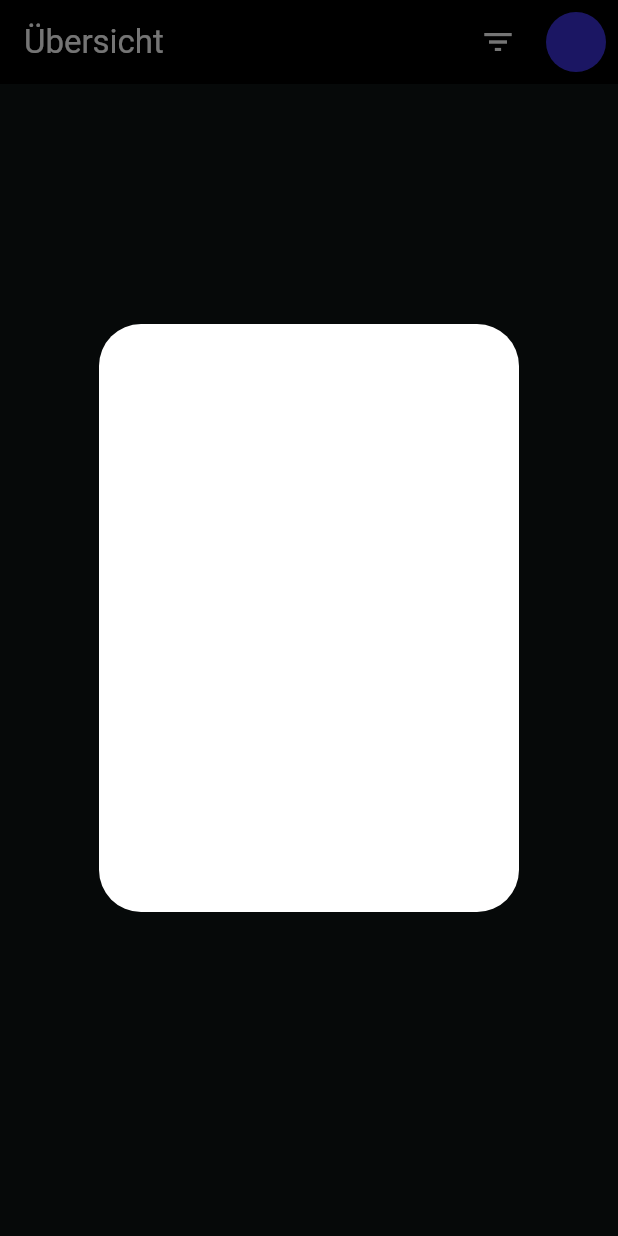
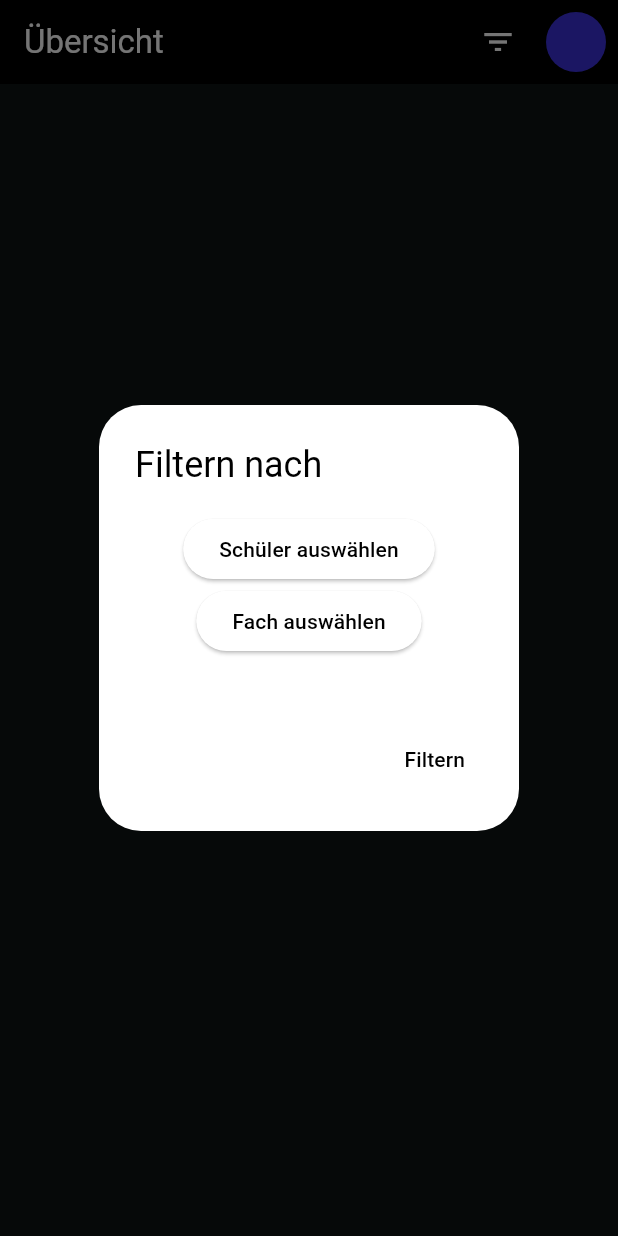
Before and after one commit to DanielDa1998/kwa_app, a Flutter app: the DailyView screen opened directly, after a tap on the "filter list" icon, on a phone screen of 412 x 824 dp. Run offline on Flutter 3.47's test engine with Material 3 defaults, Android fonts, the phone set to English and light mode, and no system bars; our stand-ins replace cloud_firestore, firebase_core; accounts and stored records are empty.

Commit message:
25.03.2024

```diff
--- a/lib/view.dart
+++ b/lib/view.dart
@@ -4,6 +4,8 @@ import 'package:intl/intl.dart';
 import 'package:kwa_app/global.dart';
 import 'package:kwa_app/lesson_editor.dart';
 import 'package:kwa_app/start.dart';
+import 'package:kwa_app/student_list.dart';
+import 'package:kwa_app/subject_list.dart';
 
 class DailyView extends StatefulWidget {
   final String teacherId;
@@ -16,10 +18,8 @@ class DailyView extends StatefulWidget {
 
 class _DailyViewState extends State<DailyView> {
   String teacherInitials = "D";
-  DateTime? _fromDate;
-  DateTime? _toDate;
-  String? _schuelerName;
-  String? _fach;
+  List<String> selectedStudents = [];
+  String selectedSubject = '';
 
   Stream<QuerySnapshot> _createFilteredQuery() {
     Query query = FirebaseFirestore.instance.collection("lesson").where(
@@ -28,22 +28,15 @@ class _DailyViewState extends State<DailyView> {
             .collection('teachers')
             .doc(widget.teacherId));
 
-    if (_fromDate != null) {
-      query = query.where('date_start',
-          isGreaterThanOrEqualTo: Timestamp.fromDate(_fromDate!));
+    // Filter nach ausgewählten Schülern
+    if (selectedStudents.isNotEmpty) {
+      query = query.where('student_name', whereIn: selectedStudents);
     }
 
-    if (_toDate != null) {
-      query = query.where('date_end',
-          isLessThanOrEqualTo: Timestamp.fromDate(_toDate!));
+    // Filter nach ausgewähltem Fach
+    if (selectedSubject.isNotEmpty) {
+      query = query.where('subject', isEqualTo: selectedSubject);
     }
-
-    if (_fach != null && _fach!.isNotEmpty) {
-      query = query.where('subject', isEqualTo: _fach);
-    }
-
-    // Hier müsstest du deine Logik für die Schülername-Filterung hinzufügen, siehe vorherige Nachrichten.
-
     return query.snapshots();
   }
 
@@ -51,6 +44,136 @@ class _DailyViewState extends State<DailyView> {
   void initState() {
     super.initState();
     fetchTeacherName();
+  }
+
+  void _showFilterDialog() {
+    // Temporäre Zustände innerhalb des Dialogs
+    List<String> tempSelectedStudents = List.from(selectedStudents);
+    String tempSelectedSubject = selectedSubject;
+
+    showDialog(
+      context: context,
+      builder: (BuildContext context) {
+        return StatefulBuilder(
+          builder: (context, setDialogState) {
+            return AlertDialog(
+              title: Text('Filtern nach'),
+              content: Column(
+                mainAxisSize: MainAxisSize.min,
+                children: [
+                  ElevatedButton(
+                    onPressed: () async {
+                      final List<String>? result = await Navigator.push(
+                        context,
+                        MaterialPageRoute(
+                          builder: (context) => StudentSelectionPage(),
+                        ),
+                      );
+                      if (result != null) {
+                        setDialogState(() {
+                          tempSelectedStudents = result;
+                        });
+                      }
+                    },
+                    child: Text('Schüler auswählen'),
+                  ),
+                  // Zeigt die temporär ausgewählten Schüler an
+                  Wrap(
+                    children: tempSelectedStudents
+                        .map((e) => Chip(label: Text(e)))
+                        .toList(),
+                  ),
+
+                  ElevatedButton(
+                    onPressed: () async {
+                      final String? result = await Navigator.push(
+                        context,
+                        MaterialPageRoute(
+                          builder: (context) => SubjectSelectionPage(),
+                        ),
+                      );
+                      if (result != null) {
+                        setDialogState(() {
+                          tempSelectedSubject = result;
+                        });
+                      }
+                    },
+                    child: Text('Fach auswählen'),
+                  ),
+                  // Zeigt das temporär ausgewählte Fach an
+                  Text('Ausgewählt: $tempSelectedSubject'),
+                ],
+              ),
+              actions: [
+                TextButton(
+                  onPressed: () {
+                    Navigator.pop(context); // Schließt den Filterdialog
+                    _applyFilters(tempSelectedStudents, tempSelectedSubject);
+                  },
+                  child: Text('Filtern'),
+                ),
+              ],
+            );
+          },
+        );
+      },
+    );
+  }
+
+  void _applyFilters(List<String> selectedStudents, String selectedSubject) {
+    setState(() {
+      this.selectedStudents = selectedStudents;
+      this.selectedSubject = selectedSubject;
+// Da setState aufgerufen wird, wird die UI neu gebaut, einschließlich des StreamBuilders,
+// der die aktualisierten Filter in _createFilteredQuery verwendet.
+    });
+  }
+
+  void _selectFilterOption(String filterType) async {
+    Navigator.pop(context); // Schließt den Dialog
+    if (filterType == 'students') {
+      final selectedStudents = await Navigator.push(
+        context,
+        MaterialPageRoute(builder: (context) => StudentSelectionPage()),
+      );
+      if (selectedStudents != null) {
+        // Wende Filter mit den ausgewählten Schülern an
+      }
+    } else if (filterType == 'subjects') {
+      final selectedSubject = await Navigator.push(
+        context,
+        MaterialPageRoute(builder: (context) => SubjectSelectionPage()),
+      );
+      if (selectedSubject != null) {
+        // Wende Filter mit dem ausgewählten Fach an
+      }
+    }
+  }
+
+  void _selectStudents() async {
+    final List<String>? results = await Navigator.push(
+      context,
+      MaterialPageRoute(builder: (context) => StudentSelectionPage()),
+    );
+
+    if (results != null) {
+      setState(() {
+        selectedStudents = results;
+      });
+    }
+  }
+
+  void _selectSubject() async {
+    final String? result = await Navigator.push(
+      context,
+      MaterialPageRoute(builder: (context) => SubjectSelectionPage()),
+    );
+
+    if (result != null) {
+      setState(() {
+        selectedSubject = result;
+      });
+    }
   }
 
   void fetchTeacherName() async {
@@ -68,133 +191,6 @@ class _DailyViewState extends State<DailyView> {
     }
   }
 
-  void _showFilterDialog(BuildContext context) {
-    showDialog(
-      context: context,
-      builder: (context) {
-        // Initialisiere die Variablen für die Filterkriterien
-        DateTime? fromDate;
-        DateTime? toDate;
-        String? schuelerName;
-        String? fach;
-
-        return AlertDialog(
-          title: Text('Filter',
-              style: TextStyle(color: Colors.white)), // Titeltext weiß
-          content: SingleChildScrollView(
-            child: Column(
-              mainAxisSize: MainAxisSize.min,
-              children: <Widget>[
-                // Textfeld für den Namen des Schülers
-                TextFormField(
-                  decoration: InputDecoration(
-                    labelText: 'Name des Schülers',
-                    labelStyle:
-                        TextStyle(color: Colors.white), // Labeltext weiß
-                    icon: Icon(Icons.person, color: Colors.white), // Icon weiß
-                  ),
-                  style: TextStyle(color: Colors.white), // Eingabetext weiß
-                  onChanged: (value) {
-                    schuelerName = value;
-                  },
-                ),
-                // Textfeld für das Fach
-                TextFormField(
-                  decoration: InputDecoration(
-                    labelText: 'Fach',
-                    labelStyle:
-                        TextStyle(color: Colors.white), // Labeltext weiß
-                    icon: Icon(Icons.book, color: Colors.white), // Icon weiß
-                  ),
-                  style: TextStyle(color: Colors.white), // Eingabetext weiß
-                  onChanged: (value) {
-                    fach = value;
-                  },
-                ),
-                // Datum von
-                ListTile(
-                  title: Text(
-                      "Von: ${fromDate != null ? fromDate.toString() : 'Nicht gesetzt'}",
-                      style: TextStyle(color: Colors.white) // Text weiß
-                      ),
-                  trailing: Icon(Icons.calendar_today,
-                      color: Colors.white), // Icon weiß
-                  onTap: () async {
-                    DateTime? picked = await showDatePicker(
-                      context: context,
-                      initialDate: DateTime.now(),
-                      firstDate: DateTime(2000),
-                      lastDate: DateTime(2025),
-                      builder: (BuildContext context, Widget? child) {
-                        return Theme(
-                          data:
-                              ThemeData.dark(), // Dunkles Thema für DatePicker
-                          child: child!,
-                        );
-                      },
-                    );
-                    if (picked != null && picked != fromDate) {
-                      fromDate = picked;
-                    }
-                  },
-                ),
-                // Datum bis
-                ListTile(
-                  title: Text(
-                      "Bis: ${toDate != null ? toDate.toString() : 'Nicht gesetzt'}",
-                      style: TextStyle(color: Colors.white) // Text weiß
-                      ),
-                  trailing: Icon(Icons.calendar_today,
-                      color: Colors.white), // Icon weiß
-                  onTap: () async {
-                    DateTime? picked = await showDatePicker(
-                      context: context,
-                      initialDate: DateTime.now(),
-                      firstDate: DateTime(2000),
-                      lastDate: DateTime(2025),
-                      builder: (BuildContext context, Widget? child) {
-                        return Theme(
-                          data:
-                              ThemeData.dark(), // Dunkles Thema für DatePicker
-                          child: child!,
-                        );
-                      },
-                    );
-                    if (picked != null && picked != toDate) {
-                      toDate = picked;
-                    }
-                  },
-                ),
-              ],
-            ),
-          ),
-          actions: <Widget>[
-            TextButton(
-              child: Text('Abbrechen',
-                  style: TextStyle(color: Colors.white)), // Text weiß
-              onPressed: () {
-                Navigator.of(context).pop();
-              },
-            ),
-            TextButton(
-              child: Text('Filtern',
-                  style: TextStyle(color: Colors.white)), // Text weiß
-              onPressed: () {
-                setState(() {
-                  _fromDate = fromDate;
-                  _toDate = toDate;
-                  _schuelerName = schuelerName;
-                  _fach = fach;
-                });
-                Navigator.of(context).pop();
-              },
-            ),
-          ],
-        );
-      },
-    );
-  }
-
   @override
   Widget build(BuildContext context) {
     return Scaffold(
@@ -204,7 +200,7 @@ class _DailyViewState extends State<DailyView> {
             IconButton(
               icon: const Icon(Icons.filter_list),
               onPressed: () {
-                _showFilterDialog(context);
+                _showFilterDialog();
               },
             ),
             PopupMenuButton<String>(
```
